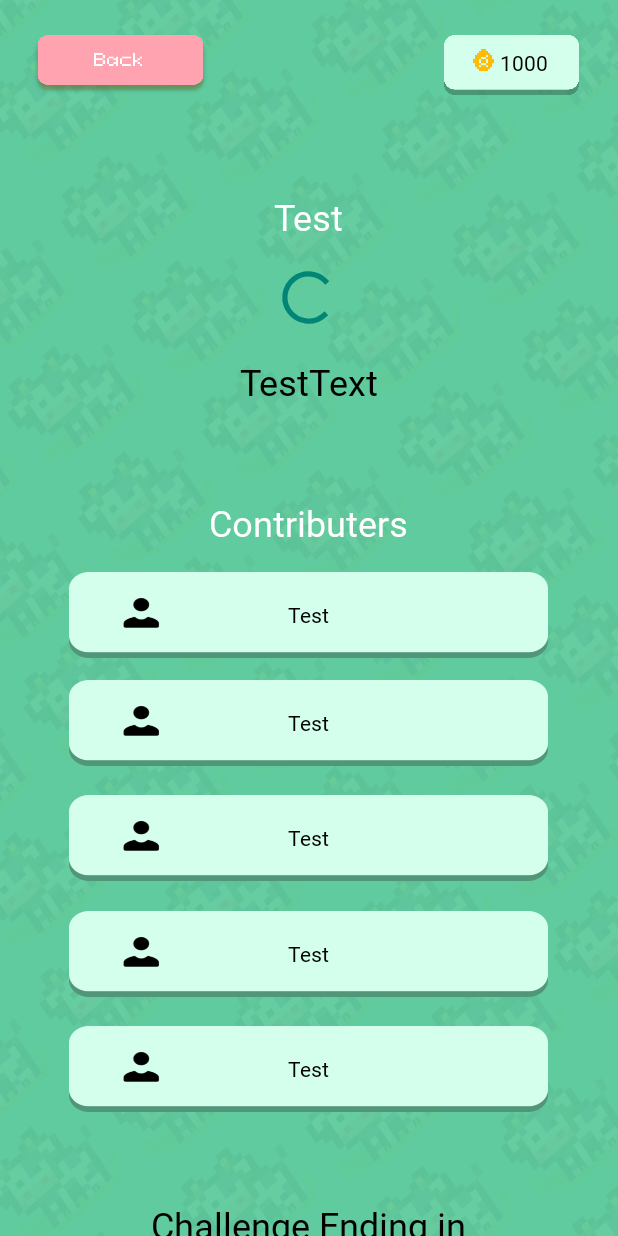
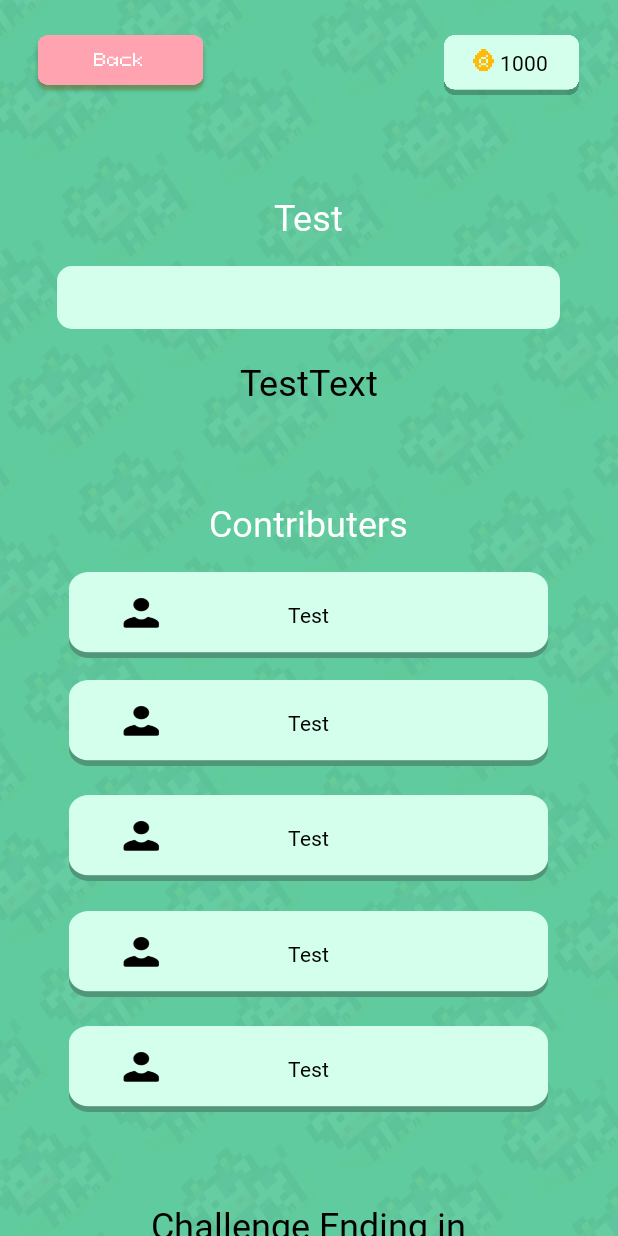
Before and after one commit to rappleit/MooMooLegends, an Android app: the layout active_challenge_room.xml on its own in the app's theme, with its tools: preview values and no code run, on a phone screen of 412 x 824 dp. Run offline under Robolectric (Android 15) with nearby library versions, the light colour scheme and no system bars.

Commit message:
Completed Active Challenge Room

```diff
--- a/app/src/main/java/com/csd/moomoolegends/models/UserFirestore.java
+++ b/app/src/main/java/com/csd/moomoolegends/models/UserFirestore.java
@@ -1,4 +1,6 @@
 package com.csd.moomoolegends.models;
+
+import android.util.Log;
 
 import com.google.firebase.firestore.DocumentReference;
 import com.google.firebase.firestore.FirebaseFirestore;
@@ -38,6 +40,7 @@ public class UserFirestore extends FirestoreInstance{
     }
 
     protected void editRoomCode(String uid, String roomCode, OnFirestoreCompleteCallback callback){
+        Log.d("User ID", User.getUserId());
         db.collection("users").document(uid).update("roomCode", roomCode).addOnSuccessListener(aVoid -> {
             callback.onFirestoreComplete(true, "Room code updated successfully");
         }).addOnFailureListener(e -> {
--- a/app/src/main/res/layout/active_challenge_room.xml
+++ b/app/src/main/res/layout/active_challenge_room.xml
@@ -187,16 +187,35 @@
 
 
 
-    <ProgressBar
+
+
+<RelativeLayout
+    android:layout_width="335dp"
+    android:layout_height="42dp"
+    android:layout_centerHorizontal="true"
+    android:layout_marginTop="177dp">
+
+    <com.google.android.material.progressindicator.LinearProgressIndicator
         android:id="@+id/progress_bar"
-        android:layout_width="335dp"
-        android:layout_height="42dp"
-        android:layout_centerHorizontal="true"
-        android:layout_alignParentTop="true"
-        android:layout_marginTop="177dp"
-        android:progressDrawable="@drawable/progress_bar"
+        android:layout_width="match_parent"
+        android:layout_height="match_parent"
+        android:indeterminate="false"
+        app:trackColor="#D5FFED"
+        app:indicatorColor="#FFA3B1"
+        app:trackCornerRadius="10dp"
+        app:trackThickness="42dp" />
+
+    <TextView
+        android:id="@+id/progress_text"
+        android:layout_width="match_parent"
+        android:layout_height="match_parent"
+        android:gravity="center"
+        android:textColor="#000000"
+        android:textSize="24sp"
+        android:fontFamily="@font/pixeloid_sans"
         />
 
+</RelativeLayout>
 
 
     <TextView
```
